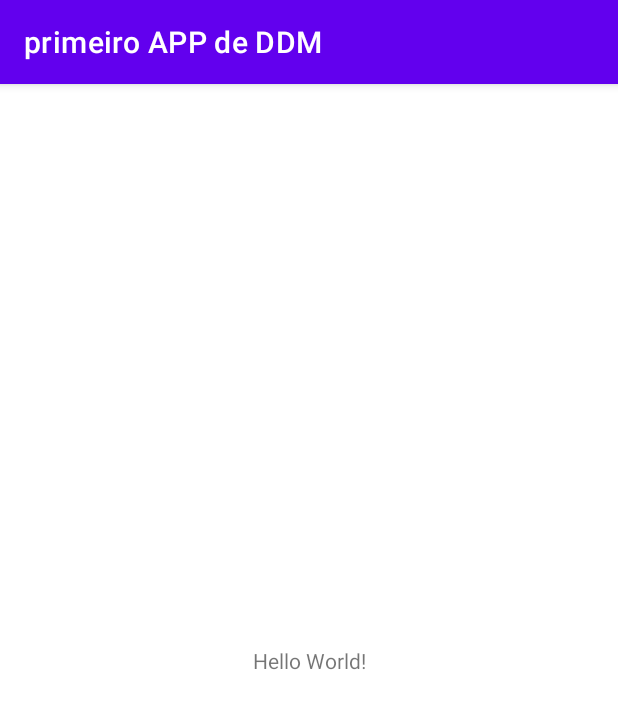
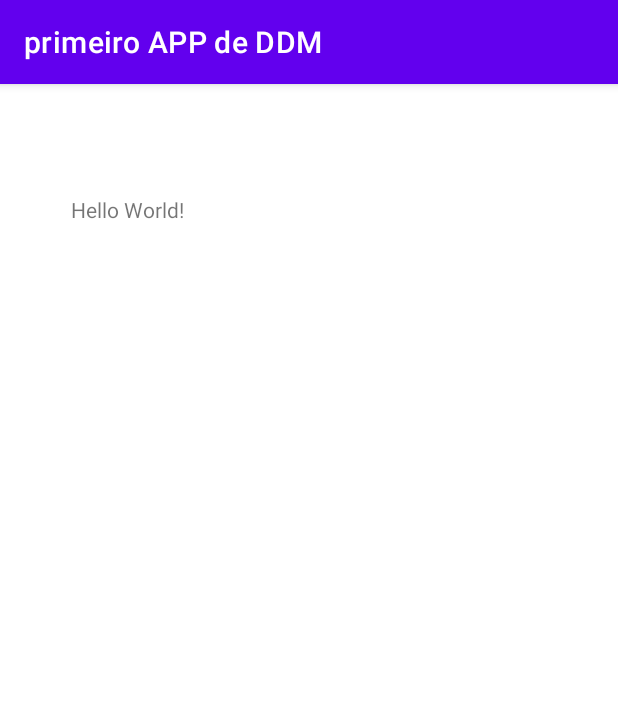
Before and after one commit to Gabiloko04/primeiro_APP_de_DDM, an Android app: the screen it shows after launch (MainActivity), on a phone screen of 412 x 824 dp. Shown: the top 709 px of the screen. Run offline under Robolectric (Android 15) with nearby library versions, the phone set to English and light mode, and no system bars.

Commit message:
Inserido comentários apenas para enviar alterações no projeto github

```diff
--- a/app/src/main/java/pagode2004/primeiroappdeddm/MainActivity.java
+++ b/app/src/main/java/pagode2004/primeiroappdeddm/MainActivity.java
@@ -3,7 +3,7 @@ package pagode2004.primeiroappdeddm;
 import androidx.appcompat.app.AppCompatActivity;
 
 import android.os.Bundle;
-
+//Gabriel Fernandes Justino
 public class MainActivity extends AppCompatActivity {
 
     @Override
--- a/app/src/main/res/layout/activity_main.xml
+++ b/app/src/main/res/layout/activity_main.xml
@@ -11,8 +11,10 @@
         android:layout_height="wrap_content"
         android:text="Hello World!"
         app:layout_constraintBottom_toBottomOf="parent"
+        app:layout_constraintHorizontal_bias="0.14"
         app:layout_constraintLeft_toLeftOf="parent"
         app:layout_constraintRight_toRightOf="parent"
-        app:layout_constraintTop_toTopOf="parent" />
+        app:layout_constraintTop_toTopOf="parent"
+        app:layout_constraintVertical_bias="0.099" />
 
 </androidx.constraintlayout.widget.ConstraintLayout>
```
